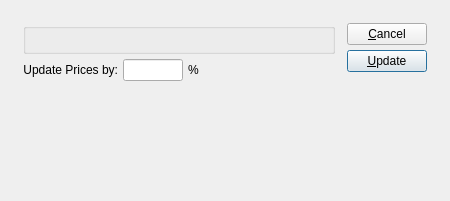
Above: guiclient/updateListPricesByProductCategory.ui from Pegasus-RPG/xtuple-client before the change. Below: the same form after it.
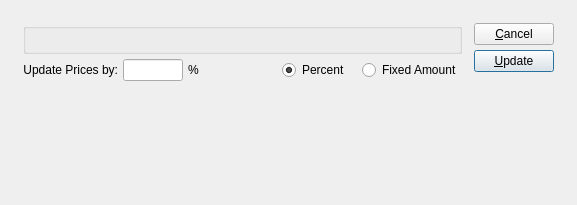
That is the form after the change. Custom widgets are drawn as their Qt base class.

The edit to the form file:
```diff
--- a/guiclient/updateListPricesByProductCategory.ui
+++ b/guiclient/updateListPricesByProductCategory.ui
@@ -7,13 +7,13 @@
 is available at www.xtuple.com/CPAL.  By using this software, you agree
 to be bound by its terms.</comment>
  <class>updateListPricesByProductCategory</class>
- <widget class="QDialog" name="updateListPricesByProductCategory" >
-  <property name="geometry" >
+ <widget class="QDialog" name="updateListPricesByProductCategory">
+  <property name="geometry">
    <rect>
     <x>0</x>
     <y>0</y>
-    <width>450</width>
-    <height>201</height>
+    <width>577</width>
+    <height>205</height>
    </rect>
   </property>
   <property name="windowTitle" >
@@ -49,9 +49,9 @@
           </widget>
          </item>
          <item>
-          <layout class="QHBoxLayout" >
-           <property name="spacing" >
-            <number>0</number>
+          <layout class="QHBoxLayout">
+           <property name="spacing">
+            <number>12</number>
            </property>
            <item>
             <layout class="QHBoxLayout" >
@@ -115,6 +115,23 @@
              </property>
             </spacer>
            </item>
+           <item>
+            <widget class="QRadioButton" name="_percent">
+             <property name="text">
+              <string>Percent</string>
+             </property>
+             <property name="checked">
+              <bool>true</bool>
+             </property>
+            </widget>
+           </item>
+           <item>
+            <widget class="QRadioButton" name="_value">
+             <property name="text">
+              <string>Fixed Amount</string>
+             </property>
+            </widget>
+           </item>
           </layout>
          </item>
         </layout>
@@ -184,7 +201,7 @@
    </item>
   </layout>
  </widget>
- <layoutdefault spacing="6" margin="11" />
+ <layoutdefault spacing="6" margin="11"/>
  <pixmapfunction>qPixmapFromMimeSource</pixmapfunction>
  <customwidgets>
   <customwidget>
```
Left out of the diff: 103 changed lines with no effect on the pictures.
